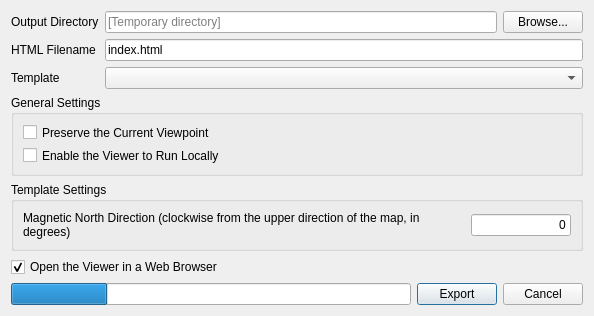
The window that ui/exporttowebdialog.ui (minorua/Qgis2threejs) describes before a commit, drawn with Qt 5.
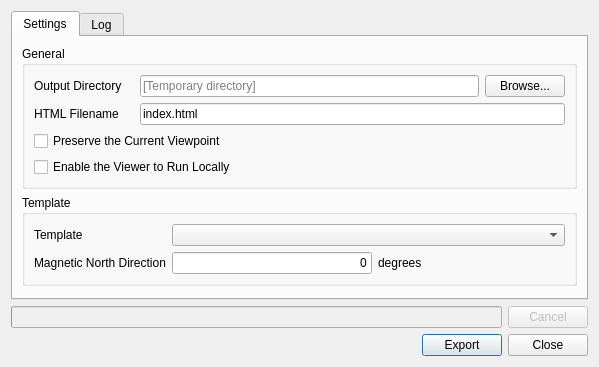
The same window after the commit.

Diff of the .ui file:
```diff
--- a/ui/exporttowebdialog.ui
+++ b/ui/exporttowebdialog.ui
@@ -6,24 +6,46 @@
    <rect>
     <x>0</x>
     <y>0</y>
-    <width>588</width>
-    <height>296</height>
+    <width>599</width>
+    <height>367</height>
    </rect>
   </property>
   <property name="windowTitle">
    <string>Export to Web</string>
   </property>
-  <layout class="QVBoxLayout" name="verticalLayout">
+  <layout class="QVBoxLayout" name="verticalLayout_4">
+   <item>
+    <widget class="QTabWidget" name="tabWidget">
+     <property name="currentIndex">
+      <number>0</number>
+     </property>
+     <widget class="QWidget" name="tabSettings">
+      <attribute name="title">
+       <string>Settings</string>
+      </attribute>
+      <layout class="QVBoxLayout" name="verticalLayout_3">
+       <item>
+        <widget class="QGroupBox" name="groupBox_General">
+         <property name="title">
+          <string>General</string>
+         </property>
+         <layout class="QVBoxLayout" name="verticalLayout_2">
    <item>
     <layout class="QFormLayout" name="formLayout">
-     <item row="1" column="0">
+            <item row="0" column="0">
       <widget class="QLabel" name="label_2">
+              <property name="minimumSize">
+               <size>
+                <width>100</width>
+                <height>0</height>
+               </size>
+              </property>
        <property name="text">
         <string>Output Directory</string>
        </property>
       </widget>
      </item>
-     <item row="1" column="1">
+            <item row="0" column="1">
       <layout class="QHBoxLayout" name="horizontalLayout">
        <item>
         <widget class="QLineEdit" name="lineEdit_OutputDir">
@@ -44,28 +66,59 @@
        </item>
       </layout>
      </item>
-     <item row="2" column="0">
+            <item row="1" column="0">
       <widget class="QLabel" name="label_3">
        <property name="text">
         <string>HTML Filename</string>
        </property>
       </widget>
      </item>
-     <item row="2" column="1">
+            <item row="1" column="1">
       <widget class="QLineEdit" name="lineEdit_Filename">
        <property name="text">
         <string>index.html</string>
        </property>
       </widget>
      </item>
-     <item row="3" column="0">
+           </layout>
+          </item>
+          <item>
+           <widget class="QCheckBox" name="checkBox_PreserveViewpoint">
+            <property name="text">
+             <string>Preserve the Current Viewpoint</string>
+            </property>
+           </widget>
+          </item>
+          <item>
+           <widget class="QCheckBox" name="checkBox_LocalMode">
+            <property name="text">
+             <string>Enable the Viewer to Run Locally</string>
+            </property>
+           </widget>
+          </item>
+         </layout>
+        </widget>
+       </item>
+       <item>
+        <widget class="QGroupBox" name="groupBox_Template">
+         <property name="title">
+          <string>Template</string>
+         </property>
+         <layout class="QFormLayout" name="formLayout_3">
+          <item row="0" column="0">
       <widget class="QLabel" name="label">
+            <property name="minimumSize">
+             <size>
+              <width>100</width>
+              <height>0</height>
+             </size>
+            </property>
        <property name="text">
         <string>Template</string>
        </property>
       </widget>
      </item>
-     <item row="3" column="1">
+          <item row="0" column="1">
       <widget class="QComboBox" name="comboBox_Template">
        <property name="sizePolicy">
         <sizepolicy hsizetype="Expanding" vsizetype="Fixed">
@@ -75,41 +128,10 @@
        </property>
       </widget>
      </item>
-    </layout>
-   </item>
-   <item>
-    <widget class="QGroupBox" name="groupBox_General">
-     <property name="title">
-      <string>General Settings</string>
-     </property>
-     <layout class="QVBoxLayout" name="verticalLayout_2">
-      <item>
-       <widget class="QCheckBox" name="checkBox_PreserveViewpoint">
-        <property name="text">
-         <string>Preserve the Current Viewpoint</string>
-        </property>
-       </widget>
-      </item>
-      <item>
-       <widget class="QCheckBox" name="checkBox_LocalMode">
-        <property name="text">
-         <string>Enable the Viewer to Run Locally</string>
-        </property>
-       </widget>
-      </item>
-     </layout>
-    </widget>
-   </item>
-   <item>
-    <widget class="QGroupBox" name="groupBox_Template">
-     <property name="title">
-      <string>Template Settings</string>
-     </property>
-     <layout class="QGridLayout" name="gridLayout">
       <item row="1" column="0">
        <widget class="QLabel" name="label_MND">
         <property name="text">
-         <string>Magnetic North Direction (clockwise from the upper direction of the map, in degrees)</string>
+             <string>Magnetic North Direction</string>
         </property>
         <property name="wordWrap">
          <bool>true</bool>
@@ -117,10 +139,12 @@
        </widget>
       </item>
       <item row="1" column="1">
+           <layout class="QGridLayout" name="gridLayout">
+            <item row="0" column="0">
        <widget class="QLineEdit" name="lineEdit_MND">
         <property name="maximumSize">
          <size>
-          <width>100</width>
+                <width>200</width>
           <height>16777215</height>
          </size>
         </property>
@@ -135,6 +159,15 @@
         </property>
        </widget>
       </item>
+            <item row="0" column="1">
+             <widget class="QLabel" name="label_MND2">
+              <property name="text">
+               <string>degrees</string>
+              </property>
+             </widget>
+            </item>
+           </layout>
+          </item>
      </layout>
     </widget>
    </item>
@@ -151,37 +184,52 @@
      </property>
     </spacer>
    </item>
+      </layout>
+     </widget>
+     <widget class="QWidget" name="tabLog">
+      <attribute name="title">
+       <string>Log</string>
+      </attribute>
+      <layout class="QVBoxLayout" name="verticalLayout">
    <item>
-    <widget class="QCheckBox" name="checkBox_openPage">
-     <property name="text">
-      <string>Open the Viewer in a Web Browser</string>
-     </property>
-     <property name="checked">
-      <bool>true</bool>
-     </property>
-    </widget>
+        <widget class="QTextBrowser" name="textBrowser"/>
+       </item>
+      </layout>
+     </widget>
+    </widget>
    </item>
    <item>
-    <layout class="QHBoxLayout" name="horizontalLayout_3">
+    <layout class="QHBoxLayout" name="horizontalLayout_2">
      <item>
       <widget class="QProgressBar" name="progressBar">
+       <property name="enabled">
+        <bool>false</bool>
+       </property>
        <property name="minimumSize">
         <size>
          <width>400</width>
          <height>0</height>
         </size>
        </property>
-       <property name="value">
-        <number>24</number>
-       </property>
-       <property name="alignment">
-        <set>Qt::AlignCenter</set>
-       </property>
        <property name="format">
-        <string notr="true"/>
+        <string notr="true">%p%</string>
        </property>
       </widget>
      </item>
+     <item>
+      <widget class="QPushButton" name="pushButton_Cancel">
+       <property name="enabled">
+        <bool>false</bool>
+       </property>
+       <property name="text">
+        <string>Cancel</string>
+       </property>
+      </widget>
+     </item>
+    </layout>
+   </item>
+   <item>
+    <layout class="QHBoxLayout" name="horizontalLayout_3">
      <item>
       <spacer name="horizontalSpacer">
        <property name="orientation">
@@ -206,9 +254,9 @@
       </widget>
      </item>
      <item>
-      <widget class="QPushButton" name="pushButton_Cancel">
+      <widget class="QPushButton" name="pushButton_Close">
        <property name="text">
-        <string>Cancel</string>
+        <string>Close</string>
        </property>
       </widget>
      </item>
```
Left out of the diff: 13 changed lines with no effect on the pictures. Lines whose indentation alone changed are shown as unchanged.
